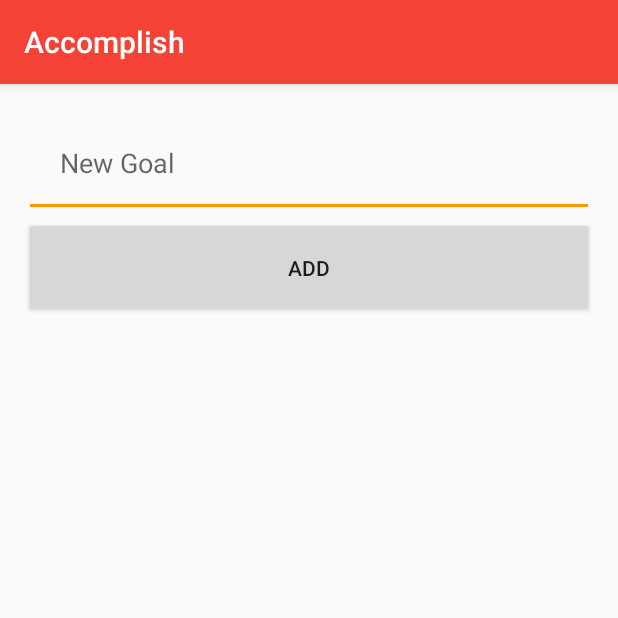
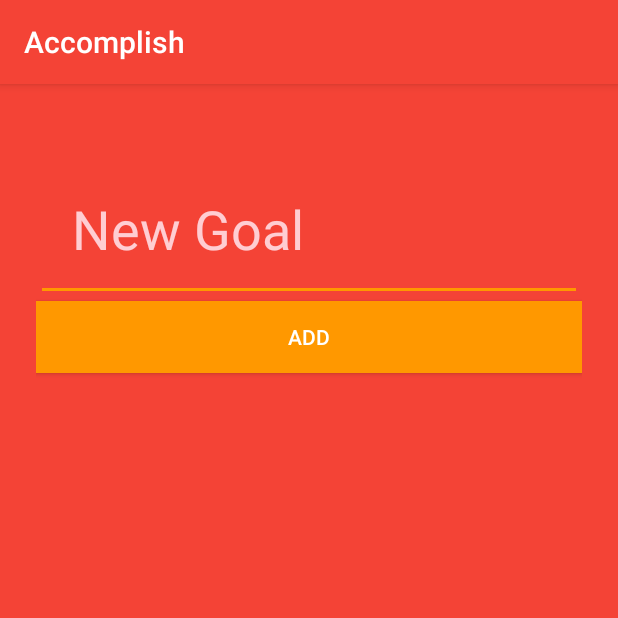
Before and after one commit to lesliedahlberg/Accomplish, an Android app: the screen it shows after launch (AddAccomplishment), after a tap on an icon or button, on a phone screen of 412 x 824 dp, the top half of it. Run offline under Robolectric (Android 15) with nearby library versions, the light colour scheme and no system bars.

Commit message:
Icon, Theme Changes, No Animations

```diff
--- a/app/src/main/java/com/lesliedahlberg/accomplish/AddAccomplishment.java
+++ b/app/src/main/java/com/lesliedahlberg/accomplish/AddAccomplishment.java
@@ -4,12 +4,20 @@ import android.app.Activity;
 import android.content.Context;
 import android.support.v7.app.AppCompatActivity;
 import android.os.Bundle;
+import android.util.Log;
+import android.view.KeyEvent;
 import android.view.View;
 import android.view.WindowManager;
+import android.view.inputmethod.EditorInfo;
 import android.widget.Button;
 import android.widget.EditText;
+import android.widget.TextView;
 
 public class AddAccomplishment extends AppCompatActivity {
+
+    EditText textField;
+    Context context;
+
     @Override
     protected void onCreate(Bundle savedInstanceState) {
         super.onCreate(savedInstanceState);
@@ -17,18 +25,34 @@ public class AddAccomplishment extends AppCompatActivity {
         setContentView(R.layout.activity_add_accomplishment);
         getWindow().setSoftInputMode(WindowManager.LayoutParams.SOFT_INPUT_STATE_VISIBLE);
         Button addButton = (Button) findViewById(R.id.addButton);
-        final EditText textField = (EditText) findViewById(R.id.editText);
-        final Context context = this;
+        textField = (EditText) findViewById(R.id.editText);
+        context = this;
+        textField.setOnEditorActionListener(new TextView.OnEditorActionListener() {
+            @Override
+            public boolean onEditorAction(TextView v, int actionId, KeyEvent event) {
+                boolean handled = false;
+                if (actionId == EditorInfo.IME_ACTION_DONE) {
+                    clickDone();
+
+                    handled = true;
+                }
+                return handled;
+            }
+        });
         addButton.setOnClickListener(new View.OnClickListener() {
             @Override
             public void onClick(View v) {
-                ListDbHelper listDbHelper = ListDbHelper.getInstance(context);
-                ListItem listItem = new ListItem();
-                listItem.title = textField.getText().toString();
-                listDbHelper.addListItem(listItem);
-                setResult(Activity.RESULT_OK);
-                finish();
+                clickDone();
             }
         });
     }
+
+    private void clickDone(){
+        ListDbHelper listDbHelper = ListDbHelper.getInstance(context);
+        ListItem listItem = new ListItem();
+        listItem.title = textField.getText().toString();
+        listDbHelper.addListItem(listItem);
+        setResult(Activity.RESULT_OK);
+        finish();
+    }
 }
--- a/app/src/main/java/com/lesliedahlberg/accomplish/ListDbHelper.java
+++ b/app/src/main/java/com/lesliedahlberg/accomplish/ListDbHelper.java
@@ -22,7 +22,7 @@ public class ListDbHelper extends SQLiteOpenHelper{
 
 
     private static final String DATABASE_NAME = "Database";
-    private static final int DATABASE_VERSION = 6;
+    private static final int DATABASE_VERSION = 8;
 
     public static final String TABLE_LIST = "list";
 
@@ -42,6 +42,8 @@ public class ListDbHelper extends SQLiteOpenHelper{
         try {
             ContentValues values = new ContentValues();
             values.put(KEY_LIST_TITLE, listItem.title);
+            long date = System.currentTimeMillis() / 1000;
+            values.put(KEY_LIST_CREATION_DATE, date);
 
             // Notice how we haven't specified the primary key. SQLite auto increments the primary key column.
             db.insertOrThrow(TABLE_LIST, null, values);
@@ -101,7 +103,7 @@ public class ListDbHelper extends SQLiteOpenHelper{
                 KEY_LIST_ID + " INTEGER PRIMARY KEY," +
                 KEY_LIST_TITLE + " TEXT, " +
                 KEY_LIST_DESCRIPTION + " TEXT, " +
-                KEY_LIST_CREATION_DATE + " TEXT DEFAULT CURRENT_TIMESTAMP NOT NULL" +
+                KEY_LIST_CREATION_DATE + " INTEGER" +
                 ")";
         db.execSQL(CREATE_LIST_TABLE);
     }
--- a/app/src/main/java/com/lesliedahlberg/accomplish/MainActivity.java
+++ b/app/src/main/java/com/lesliedahlberg/accomplish/MainActivity.java
@@ -82,6 +82,12 @@ public class MainActivity extends AppCompatActivity {
     }
 
     @Override
+    protected void onResume() {
+        super.onResume();
+        updateAdapter();
+    }
+
+    @Override
     public boolean onCreateOptionsMenu(Menu menu) {
         // Inflate the menu; this adds items to the action bar if it is present.
         getMenuInflater().inflate(R.menu.menu_main, menu);
--- a/app/src/main/java/com/lesliedahlberg/accomplish/TimeAgo.java
+++ b/app/src/main/java/com/lesliedahlberg/accomplish/TimeAgo.java
@@ -27,11 +27,11 @@ public class TimeAgo {
     @SuppressLint("SimpleDateFormat")
     public static String DateDifference(long fromDate) {
         long diff = 0;
-        long ms2 = System.currentTimeMillis();
+        long ms2 = System.currentTimeMillis() / (second);
         // get difference in milli seconds
         diff = ms2 - fromDate;
 
-        int diffInSec = Math.abs((int) (diff / (second)));
+        int diffInSec = Math.abs((int) (diff));
         String difference = "";
         if(diffInSec < minute)
         {
--- a/app/src/main/res/layout/activity_add_accomplishment.xml
+++ b/app/src/main/res/layout/activity_add_accomplishment.xml
@@ -4,11 +4,12 @@
     android:layout_width="match_parent"
     android:layout_height="match_parent"
     android:orientation="vertical"
-    android:paddingBottom="@dimen/activity_vertical_margin"
-    android:paddingLeft="@dimen/activity_horizontal_margin"
-    android:paddingRight="@dimen/activity_horizontal_margin"
-    android:paddingTop="@dimen/activity_vertical_margin"
-    tools:context="com.lesliedahlberg.accomplish.AddAccomplishment">
+    tools:context="com.lesliedahlberg.accomplish.AddAccomplishment"
+    android:background="@color/colorPrimary"
+    android:paddingTop="48dp"
+    android:paddingRight="24dp"
+    android:paddingBottom="24dp"
+    android:paddingLeft="24dp">
 
 
     <EditText
@@ -17,10 +18,15 @@
         android:id="@+id/editText"
         android:layout_gravity="center_horizontal"
         android:hint="New Goal"
-        android:padding="24dp">
+        android:padding="24dp"
+        android:textColorHint="@color/lightPrimaryColor"
+        android:textColor="@color/inverseText"
+        android:textIsSelectable="false"
+        android:textSize="36dp"
+        android:imeOptions="actionDone"
+        android:singleLine="true">
         <requestFocus></requestFocus>
     </EditText>
-
 
     <Button
         android:layout_width="match_parent"
@@ -29,5 +35,8 @@
         android:id="@+id/addButton"
         android:hint="Insert Accomplishment"
         android:layout_gravity="center_horizontal"
-        android:padding="24dp" />
+        android:background="@color/colorAccent"
+        android:textColor="@color/inverseText" />
+
+
 </LinearLayout>
--- a/app/src/main/res/layout/activity_main.xml
+++ b/app/src/main/res/layout/activity_main.xml
@@ -6,7 +6,7 @@
     android:layout_height="match_parent"
     android:fitsSystemWindows="true"
     tools:context="com.lesliedahlberg.accomplish.MainActivity"
-    android:background="@color/background">
+    android:background="@color/colorPrimaryDark">
 
     <android.support.design.widget.AppBarLayout
         android:layout_width="match_parent"
--- a/app/src/main/res/values/colors.xml
+++ b/app/src/main/res/values/colors.xml
@@ -1,7 +1,7 @@
 <?xml version="1.0" encoding="utf-8"?>
 <resources>
     <color name="colorPrimary">#F44336</color>
-    <color name="colorPrimaryDark">#D32F2F</color>
+    <color name="colorPrimaryDark">#d32f2f</color>
     <color name="colorAccent">#FF9800</color>
     <color name="icons">#FFFFFF</color>
     <color name="background">#ffffff</color>
@@ -10,5 +10,6 @@
     <color name="primaryText">#212121</color>
     <color name="secondaryText">#727272</color>
     <color name="dividerColor">#B6B6B6</color>
+    <color name="darkGrey">#37474F</color>
 
 </resources>
```
Also changed, not shown: app/src/main/java/com/lesliedahlberg/accomplish/ListCursorAdapter.java (+6 -16 lines), app/src/main/res/layout/content_main.xml (+8 -4 lines), app/src/main/res/layout/list_item.xml (+8 -9 lines), app/src/main/ic_launcher-web.png (added), app/src/main/res/mipmap-hdpi/ic_launcher.png (deleted), app/src/main/res/mipmap-mdpi/ic_launcher.png (deleted), app/src/main/res/mipmap-xhdpi/ic_launcher.png (deleted), app/src/main/res/mipmap-xxhdpi/ic_launcher.png (deleted), app/src/main/res/mipmap-xxxhdpi/ic_launcher.png (deleted), 2 other files.
